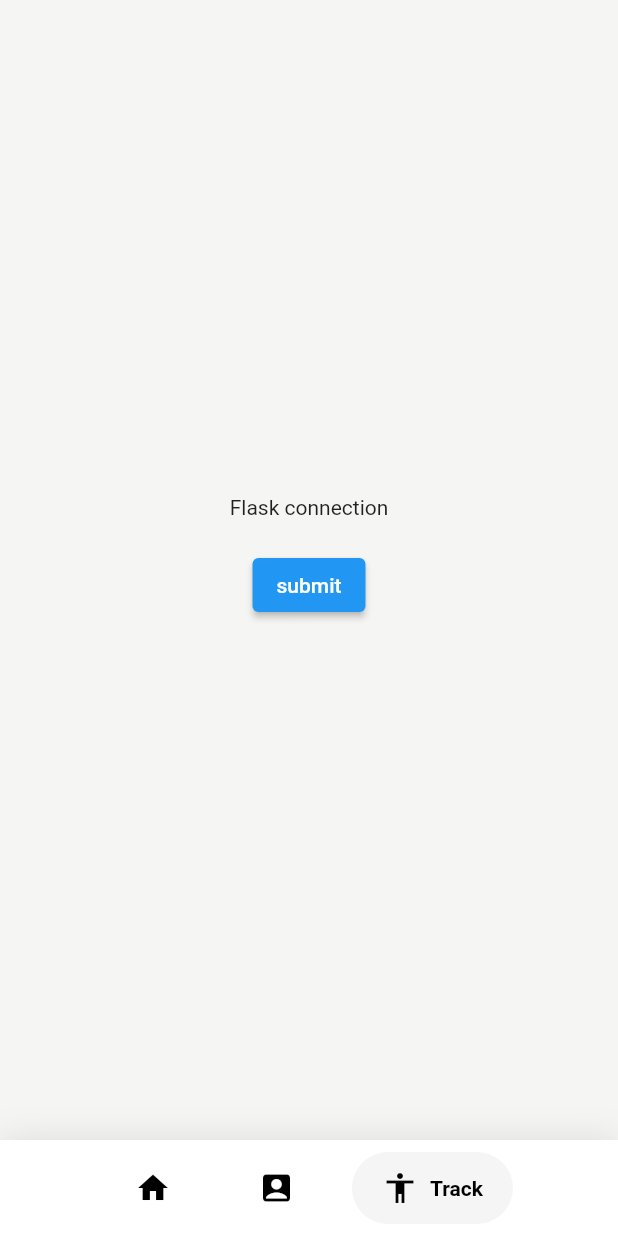
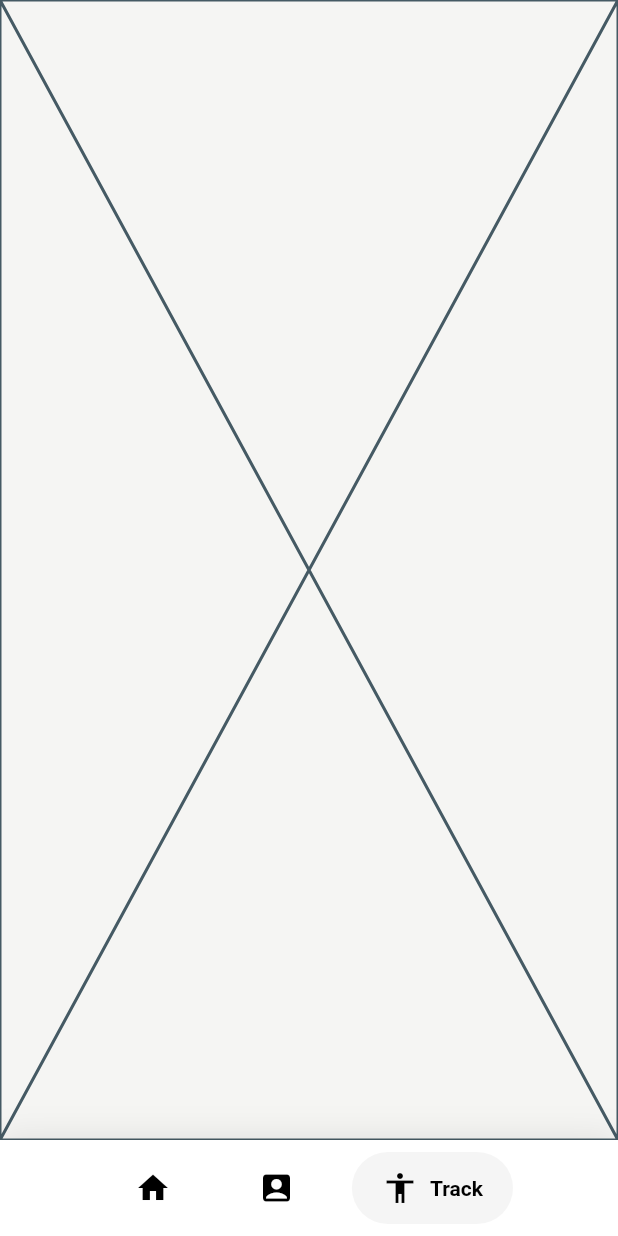
Before and after one commit to BharanikumaranM/Human-Mood-Pattern-Analysis-and-Prediction, a Flutter app: the screen it shows once a user with an empty profile is signed in, item 3 of the bottom bar chosen, on a phone screen of 412 x 824 dp. Run offline on Flutter 3.47's test engine with Material 2 defaults, Android fonts, the phone set to English and light mode, and no system bars; drawn by our look-alikes of google_nav_bar; our stand-ins replace cloud_firestore, firebase_auth, firebase_core, firebase_storage, geocoding, geolocator and 2 more; missing offline and left inert: tflite_v2; accounts and stored records are empty.

```diff
--- a/lib/pages/Dashboard/flasktest.dart
+++ b/lib/pages/Dashboard/flasktest.dart
@@ -1,41 +1,86 @@
-import 'package:flutter/material.dart';
-import 'dart:convert';
-import 'package:http/http.dart' as http;
+// import 'dart:io';
 
-class FaceRecog extends StatefulWidget {
-  const FaceRecog({super.key});
+// import 'package:flutter/material.dart';
+// import 'dart:convert';
+// import 'package:http/http.dart' as http;
+// import 'package:image_picker/image_picker.dart';
 
-  @override
-  State<FaceRecog> createState() => _FaceRecogState();
-}
+// class FaceRecog extends StatefulWidget {
+//   const FaceRecog({super.key});
 
-class _FaceRecogState extends State<FaceRecog> {
-  String greetings = '';
+//   @override
+//   State<FaceRecog> createState() => _FaceRecogState();
+// }
 
-  @override
-  Widget build(BuildContext context) {
-    return Scaffold(
-        body: Center(
-            child: Column(
-      mainAxisAlignment: MainAxisAlignment.center,
-      children: [
-        const Text('Flask connection'),
-        const SizedBox(height: 20),
-        ElevatedButton(
-            onPressed: () async {
-              final response =
-                  await http.get(Uri.parse('http://192.168.102.31:5000'));
-              print(response.statusCode);
-              final decoded =
-                  json.decode(response.body) as Map<String, dynamic>;
-              print('here');
-              setState(() {
-                greetings = decoded['greetings'].toString();
-              });
-            },
-            child: const Text('submit')),
-        Text(greetings),
-      ],
-    )));
-  }
-}
+// class _FaceRecogState extends State<FaceRecog> {
+//   String? _recognitions = "";
+//   File? image;
+
+//   Future<void> getImage() async {
+//     final picker = ImagePicker();
+//     final pickedImage = await picker.pickImage(
+//       source: ImageSource.camera,
+//     );
+//     image = File(pickedImage!.path);
+//     setState(() {});
+//   }
+
+//   Future<void> uploadimage() async {
+//     print('here');
+//     final request = http.MultipartRequest(
+//         "POST", Uri.parse('http://192.168.19.31:5000/upload'));
+
+//     final headers = {"Content-type": "multipart/form-data"};
+//     request.files.add(http.MultipartFile(
+//         "image", image!.readAsBytes().asStream(), image!.lengthSync(),
+//         filename: image!.path.split("/").last));
+//     request.headers.addAll(headers);
+//     print('2 here');
+//     final response = await request.send();
+//     print('message sent');
+//     http.Response res = await http.Response.fromStream(response);
+//     final resJson = jsonDecode(res.body);
+//     _recognitions = resJson['message'];
+//     print('3 here');
+//     setState(() {});
+//   }
+
+//   @override
+//   Widget build(BuildContext context) {
+//     return Scaffold(
+//         body: Center(
+//             child: Column(
+//       mainAxisAlignment: MainAxisAlignment.center,
+//       children: [
+//         // const Text('Flask connection'),
+//         image == null ? const Text('Please pick an Image') : Image.file(image!),
+//         const SizedBox(height: 20),
+//         TextButton.icon(
+//             onPressed: () async {
+//               // final response =
+//               //     await http.get(Uri.parse('http://192.168.102.31:5000'));
+//               // print(response.statusCode);
+//               // final decoded =
+//               //     json.decode(response.body) as Map<String, dynamic>;
+//               // print('here');
+//               // setState(() {
+//               //   greetings = decoded['greetings'].toString();
+//               // });
+//               // getImage();
+//               uploadimage();
+//             },
+//             style: ButtonStyle(
+//               backgroundColor: MaterialStateProperty.all(Colors.blue),
+//             ),
+//             icon: const Icon(Icons.upload_file, color: Colors.white),
+//             label: const Text('submit')),
+//         Text(_recognitions!),
+//         FloatingActionButton(
+//             onPressed: () async {
+//               getImage();
+//             },
+//             child: const Icon(Icons.add_a_photo)),
+//       ],
+//     )));
+//   }
+// }
--- /dev/null
+++ b/lib/pages/Dashboard/graph.dart
@@ -0,0 +1,15 @@
+import 'package:flutter/material.dart';
+
+class Graph extends StatefulWidget {
+  const Graph({super.key});
+
+  @override
+  State<Graph> createState() => _GraphState();
+}
+
+class _GraphState extends State<Graph> {
+  @override
+  Widget build(BuildContext context) {
+    return const Placeholder();
+  }
+}
--- a/lib/pages/Dashboard/homepage.dart
+++ b/lib/pages/Dashboard/homepage.dart
@@ -2,9 +2,8 @@ import 'package:firebase_auth/firebase_auth.dart';
 import 'package:flutter/material.dart';
 import 'package:google_nav_bar/google_nav_bar.dart';
 import 'package:lsm/pages/Dashboard/datalist.dart';
-import 'package:lsm/pages/Dashboard/flasktest.dart';
+import 'package:lsm/pages/Dashboard/graph.dart';
 import 'package:lsm/pages/Dashboard/tflitemodel.dart';
-// import 'package:lsm/pages/Dashboard/testtrack.dart';
 
 class HomePage extends StatefulWidget {
   const HomePage({super.key});
@@ -25,7 +24,7 @@ class _HomePageState extends State<HomePage> {
   final tabs = const [
     Center(child: ImagePickerDemo()),
     Center(child: DataShow()),
-    Center(child: FaceRecog()),
+    Center(child: Graph()),
   ];
 
   @override
```
Also changed, not shown: lib/pages/Dashboard/tflitemodel.dart (+87 -45 lines), 1 other file.
